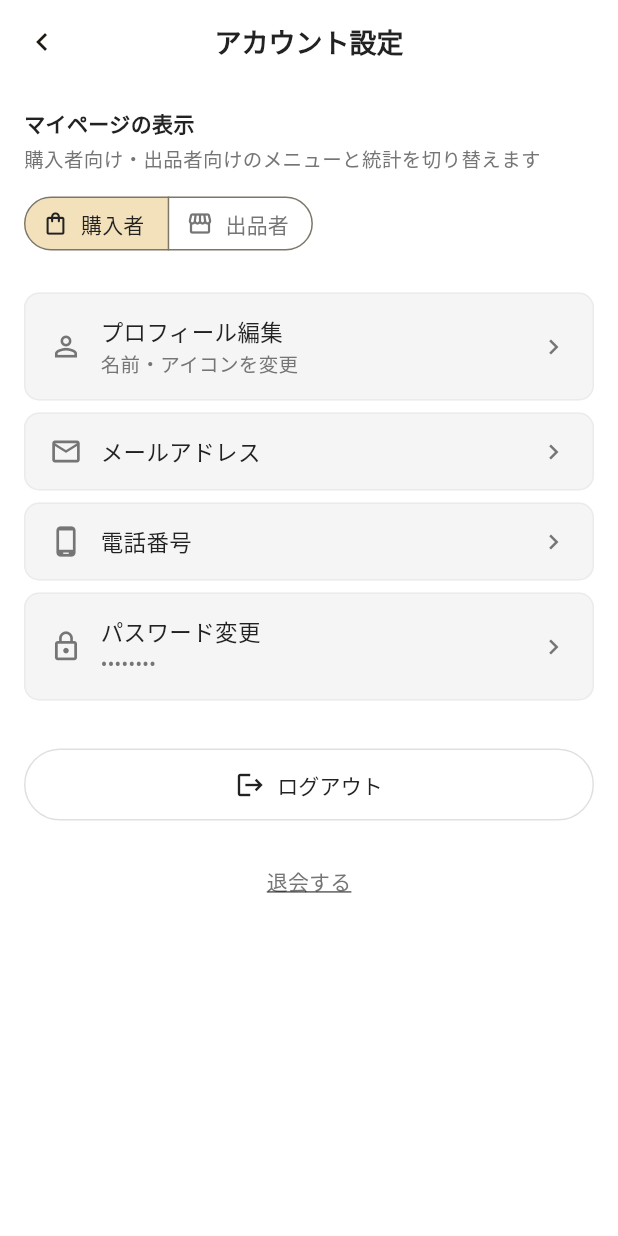
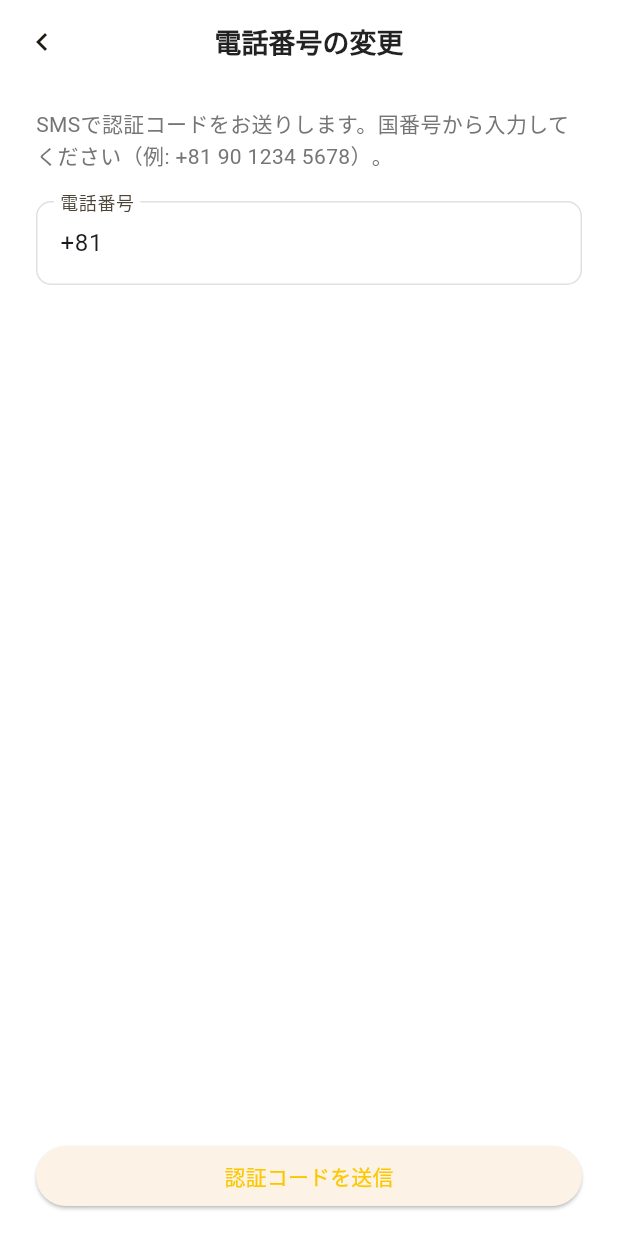
Before and after one commit to Nozomi01/c2c, a Flutter app: the AccountSettingsScreen screen opened by its route, after a tap on "電話番号", on a phone screen of 412 x 824 dp. Run offline on Flutter 3.47's test engine with Material 3 defaults, Android fonts, the phone set to English and light mode, and no system bars; our stand-ins replace cached_network_image, cloud_firestore, cloud_functions, file_picker, firebase_auth, firebase_core and 12 more; missing offline and left inert: dropdown_flutter, firebase_app_check, flutter_line_sdk, flutter_stripe; accounts and stored records are empty.

Commit message:
update account setting page

```diff
--- a/lib/core/router/app_router.dart
+++ b/lib/core/router/app_router.dart
@@ -15,6 +15,7 @@ import '../../features/services/presentation/screens/category_service_list_scree
 import '../../features/chat/presentation/screens/chat_list_screen.dart';
 import '../../features/chat/presentation/screens/chat_thread_screen.dart';
 import '../../features/profile/presentation/screens/account_settings_screen.dart';
+import '../../features/profile/presentation/screens/phone_number_edit_screen.dart';
 import '../../features/profile/presentation/screens/about_service_screen.dart';
 import '../../features/profile/presentation/screens/drafts_list_screen.dart';
 import '../../features/profile/presentation/screens/help_contact_screen.dart';
@@ -232,6 +233,11 @@ final GoRouter _appRouter = GoRouter(
         builder: (context, state) => const ProfileEditScreen(),
       ),
       GoRoute(
+        path: '/settings/phone',
+        name: 'phoneNumberEdit',
+        builder: (context, state) => const PhoneNumberEditScreen(),
+      ),
+      GoRoute(
         path: '/settings/notifications',
         name: 'notificationSettings',
         builder: (context, state) => const NotificationSettingsScreen(),
--- a/lib/features/auth/presentation/providers/auth_providers.dart
+++ b/lib/features/auth/presentation/providers/auth_providers.dart
@@ -93,6 +93,45 @@ class PhoneAuthController extends StateNotifier<PhoneAuthState> {
       );
     }
   }
+
+  /// SMS確認後、ログインせず現在のアカウントに電話番号を紐付け／変更する。
+  Future<void> verifyCodeAndUpdatePhone(String smsCode) async {
+    if (state.verificationId == null) {
+      state = state.copyWith(errorMessage: '検証IDがありません。もう一度お試しください。');
+      return;
+    }
+    state = state.copyWith(isLoading: true, errorMessage: null);
+    try {
+      await _repo.linkOrUpdatePhoneWithSms(
+        verificationId: state.verificationId!,
+        smsCode: smsCode,
+      );
+      state = state.copyWith(isLoading: false);
+    } on FirebaseAuthException catch (e) {
+      state = state.copyWith(
+        isLoading: false,
+        errorMessage: _userFriendlyPhoneUpdateError(e),
+      );
+    }
+  }
+
+  void reset() {
+    state = const PhoneAuthState();
+  }
+}
+
+String _userFriendlyPhoneUpdateError(FirebaseAuthException e) {
+  final code = e.code.toLowerCase();
+  if (code.contains('credential-already-in-use')) {
+    return 'この電話番号は別のアカウントで使われています。';
+  }
+  if (code.contains('invalid-verification-code')) {
+    return '認証コードが正しくありません。';
+  }
+  if (code.contains('session-expired')) {
+    return '認証の有効期限が切れました。もう一度送信してください。';
+  }
+  return e.message ?? e.code;
 }
 
 final phoneAuthControllerProvider =
--- a/lib/features/profile/presentation/screens/account_settings_screen.dart
+++ b/lib/features/profile/presentation/screens/account_settings_screen.dart
@@ -1,17 +1,18 @@
-import 'package:firebase_auth/firebase_auth.dart';
 import 'package:flutter/material.dart';
 import 'package:flutter_riverpod/flutter_riverpod.dart';
 import 'package:go_router/go_router.dart';
 
 import '../../../../core/config/app_theme.dart';
+import '../../../auth/presentation/providers/auth_providers.dart';
 import '../providers/profile_mode_provider.dart';
+import '../utils/account_login_method_ui.dart';
 
 class AccountSettingsScreen extends ConsumerWidget {
   const AccountSettingsScreen({super.key});
 
   @override
   Widget build(BuildContext context, WidgetRef ref) {
-    final user = FirebaseAuth.instance.currentUser;
+    final user = ref.watch(authStateProvider).valueOrNull;
     final mode = ref.watch(profileModeProvider);
     final modeNotifier = ref.read(profileModeProvider.notifier);
 
@@ -37,8 +38,13 @@ class AccountSettingsScreen extends ConsumerWidget {
       ),
       body: user == null
           ? const Center(child: Text('ログインが必要です'))
-          : SingleChildScrollView(
-              padding: const EdgeInsets.symmetric(horizontal: 16, vertical: 8),
+          : Builder(
+              builder: (context) {
+                final linkedMethods =
+                    AccountLoginMethodUi.listFromFirebaseUser(user);
+                return SingleChildScrollView(
+                  padding:
+                      const EdgeInsets.symmetric(horizontal: 16, vertical: 8),
                   child: Column(
                     crossAxisAlignment: CrossAxisAlignment.start,
                     children: [
@@ -97,32 +103,63 @@ class AccountSettingsScreen extends ConsumerWidget {
                     subtitle: '名前・アイコンを変更',
                     onTap: () => context.push('/settings/profile'),
                   ),
-                  const SizedBox(height: 8),
+                  if (linkedMethods.isNotEmpty) ...[
+                    const SizedBox(height: 20),
+                    const Text(
+                      'ログイン連携',
+                      style: TextStyle(
+                        fontSize: 14,
+                        fontWeight: FontWeight.w600,
+                        color: AppColors.textPrimary,
+                      ),
+                    ),
+                    const SizedBox(height: 4),
+                    Text(
+                      'このアカウントに紐づいているログイン方法です。複数登録されている場合はいずれでもログインできます。',
+                      style: TextStyle(
+                        fontSize: 13,
+                        color: AppColors.textSecondary,
+                      ),
+                    ),
+                    const SizedBox(height: 12),
+                    for (final entry in linkedMethods.asMap().entries) ...[
+                      if (entry.key > 0) const SizedBox(height: 8),
                       _SettingsTile(
-                    icon: Icons.email_outlined,
-                    label: 'メールアドレス',
-                    subtitle: user.email ?? '未設定',
+                        icon: entry.value.icon,
+                        label: entry.value.isPrimary
+                            ? '${entry.value.label}（メイン）'
+                            : entry.value.label,
+                        subtitle: entry.value.subtitle,
                         onTap: () {
-                      // TODO: メール変更
+                          final m = entry.value;
+                          showDialog<void>(
+                            context: context,
+                            builder: (ctx) => AlertDialog(
+                              title: Text(m.label),
+                              content: Text(
+                                m.isPrimary
+                                    ? '${m.infoMessage}\n\n※「メイン」はこのアカウントで主なログイン方法として扱われているものです。'
+                                    : m.infoMessage,
+                              ),
+                              actions: [
+                                TextButton(
+                                  onPressed: () => Navigator.pop(ctx),
+                                  child: const Text('閉じる'),
+                                ),
+                              ],
+                            ),
+                          );
                         },
                       ),
+                    ],
+                    const SizedBox(height: 8),
+                  ] else
                     const SizedBox(height: 8),
                   _SettingsTile(
                     icon: Icons.phone_android_outlined,
                     label: '電話番号',
                     subtitle: user.phoneNumber ?? '未設定',
-                    onTap: () {
-                      // TODO: 電話番号変更
-                    },
-                  ),
-                  const SizedBox(height: 8),
-                  _SettingsTile(
-                    icon: Icons.lock_outline,
-                    label: 'パスワード変更',
-                    subtitle: '••••••••',
-                    onTap: () {
-                      // TODO: パスワード変更（メール/電話認証の場合の再設定）
-                    },
+                    onTap: () => context.push('/settings/phone'),
                   ),
                   const SizedBox(height: 32),
                   SizedBox(
@@ -147,7 +184,7 @@ class AccountSettingsScreen extends ConsumerWidget {
                           ),
                         );
                         if (ok == true && context.mounted) {
-                          await FirebaseAuth.instance.signOut();
+                          await ref.read(authRepositoryProvider).signOut();
                           if (context.mounted) context.go('/');
                         }
                       },
@@ -179,6 +216,8 @@ class AccountSettingsScreen extends ConsumerWidget {
                   ),
                     ],
                   ),
+                );
+              },
             ),
     );
   }
--- /dev/null
+++ b/lib/features/profile/presentation/screens/phone_number_edit_screen.dart
@@ -0,0 +1,241 @@
+import 'package:flutter/material.dart';
+import 'package:flutter_riverpod/flutter_riverpod.dart';
+import 'package:go_router/go_router.dart';
+
+import '../../../../core/config/app_theme.dart';
+import '../../../auth/presentation/providers/auth_providers.dart';
+
+/// アカウント設定から電話番号を紐付け／変更する（ログインフローとは別）。
+class PhoneNumberEditScreen extends ConsumerStatefulWidget {
+  const PhoneNumberEditScreen({super.key});
+
+  @override
+  ConsumerState<PhoneNumberEditScreen> createState() =>
+      _PhoneNumberEditScreenState();
+}
+
+class _PhoneNumberEditScreenState extends ConsumerState<PhoneNumberEditScreen> {
+  final _phoneFormKey = GlobalKey<FormState>();
+  final _otpFormKey = GlobalKey<FormState>();
+  final _phoneController = TextEditingController();
+  final _codeController = TextEditingController();
+
+  bool _otpStep = false;
+  late String _pendingPhoneE164;
+
+  /// Captured while [context] is valid — do not use [ref] in [dispose].
+  ProviderContainer? _container;
+
+  @override
+  void initState() {
+    super.initState();
+    final phone = ref.read(authStateProvider).valueOrNull?.phoneNumber;
+    _phoneController.text =
+        (phone != null && phone.isNotEmpty) ? phone : '+81';
+    WidgetsBinding.instance.addPostFrameCallback((_) {
+      ref.read(phoneAuthControllerProvider.notifier).reset();
+    });
+  }
+
+  @override
+  void didChangeDependencies() {
+    super.didChangeDependencies();
+    _container = ProviderScope.containerOf(context);
+  }
+
+  @override
+  void dispose() {
+    _container?.read(phoneAuthControllerProvider.notifier).reset();
+    _phoneController.dispose();
+    _codeController.dispose();
+    super.dispose();
+  }
+
+  @override
+  Widget build(BuildContext context) {
+    final state = ref.watch(phoneAuthControllerProvider);
+    final controller = ref.read(phoneAuthControllerProvider.notifier);
+
+    ref.listen<PhoneAuthState>(phoneAuthControllerProvider, (prev, next) {
+      if (!_otpStep &&
+          next.verificationId != null &&
+          prev?.verificationId != next.verificationId) {
+        setState(() {
+          _otpStep = true;
+          _pendingPhoneE164 = next.lastVerifiedPhoneNumber ?? _phoneController.text.trim();
+        });
+      }
+    });
+
+    return Scaffold(
+      backgroundColor: Colors.white,
+      appBar: AppBar(
+        leading: IconButton(
+          icon: const Icon(Icons.chevron_left),
+          onPressed: () {
+            if (_otpStep) {
+              setState(() {
+                _otpStep = false;
+                _codeController.clear();
+                controller.reset();
+              });
+            } else {
+              context.pop();
+            }
+          },
+        ),
+        title: Text(
+          _otpStep ? '認証コードを入力' : '電話番号の変更',
+          style: const TextStyle(
+            color: AppColors.textPrimary,
+            fontWeight: FontWeight.bold,
+            fontSize: 18,
+          ),
+        ),
+        centerTitle: true,
+        backgroundColor: Colors.white,
+        elevation: 0,
+        surfaceTintColor: Colors.white,
+      ),
+      body: Padding(
+        padding: const EdgeInsets.symmetric(horizontal: 24, vertical: 16),
+        child: _otpStep
+            ? _buildOtpStep(context, state, controller)
+            : _buildPhoneStep(context, state, controller),
+      ),
+    );
+  }
+
+  Widget _buildPhoneStep(
+    BuildContext context,
+    PhoneAuthState state,
+    PhoneAuthController controller,
+  ) {
+    return Form(
+      key: _phoneFormKey,
+      child: Column(
+        crossAxisAlignment: CrossAxisAlignment.start,
+        children: [
+          const Text(
+            'SMSで認証コードをお送りします。国番号から入力してください（例: +81 90 1234 5678）。',
+            style: TextStyle(fontSize: 14, color: AppColors.textSecondary),
+          ),
+          const SizedBox(height: 20),
+          TextFormField(
+            controller: _phoneController,
+            keyboardType: TextInputType.phone,
+            decoration: const InputDecoration(
+              labelText: '電話番号',
+              hintText: '+81 90 1234 5678',
+              border: OutlineInputBorder(),
+            ),
+            validator: (v) {
+              if (v == null || v.trim().isEmpty) {
+                return '電話番号を入力してください';
+              }
+              if (!v.trim().startsWith('+')) {
+                return '国番号を含めて入力してください（例: +81）';
+              }
+              return null;
+            },
+          ),
+          if (state.errorMessage != null) ...[
+            const SizedBox(height: 12),
+            Text(
+              state.errorMessage!,
+              style: const TextStyle(color: Colors.red, fontSize: 13),
+            ),
+          ],
+          const Spacer(),
+          SizedBox(
+            width: double.infinity,
+            child: ElevatedButton(
+              onPressed: state.isLoading
+                  ? null
+                  : () async {
+                      if (!_phoneFormKey.currentState!.validate()) return;
+                      _pendingPhoneE164 = _phoneController.text.trim();
+                      await controller.startPhoneVerification(_pendingPhoneE164);
+                    },
+              child: Text(state.isLoading ? '送信中...' : '認証コードを送信'),
+            ),
+          ),
+        ],
+      ),
+    );
+  }
+
+  Widget _buildOtpStep(
+    BuildContext context,
+    PhoneAuthState state,
+    PhoneAuthController controller,
+  ) {
+    return Form(
+      key: _otpFormKey,
+      child: Column(
+        crossAxisAlignment: CrossAxisAlignment.start,
+        children: [
+          Text(
+            '$_pendingPhoneE164 に送信しました。\n6桁のコードを入力してください。',
+            style: const TextStyle(fontSize: 14, color: AppColors.textSecondary),
+          ),
+          const SizedBox(height: 20),
+          TextFormField(
+            controller: _codeController,
+            keyboardType: TextInputType.number,
+            maxLength: 6,
+            decoration: const InputDecoration(
+              labelText: '認証コード',
+              border: OutlineInputBorder(),
+            ),
+            validator: (v) {
+              if (v == null || v.trim().length != 6) {
+                return '6桁のコードを入力してください';
+              }
+              return null;
+            },
+          ),
+          if (state.errorMessage != null) ...[
+            const SizedBox(height: 8),
+            Text(
+              state.errorMessage!,
+              style: const TextStyle(color: Colors.red, fontSize: 13),
+            ),
+          ],
+          TextButton(
+            onPressed: state.isLoading
+                ? null
+                : () async {
+                    await controller.startPhoneVerification(_pendingPhoneE164);
+                  },
+            child: const Text('認証コードを再送信'),
+          ),
+          const Spacer(),
+          SizedBox(
+            width: double.infinity,
+            child: ElevatedButton(
+              onPressed: state.isLoading
+                  ? null
+                  : () async {
+                      if (!_otpFormKey.currentState!.validate()) return;
+                      await controller.verifyCodeAndUpdatePhone(
+                        _codeController.text.trim(),
+                      );
+                      final after = ref.read(phoneAuthControllerProvider);
+                      if (!after.isLoading &&
+                          after.errorMessage == null &&
+                          context.mounted) {
+                        ScaffoldMessenger.of(context).showSnackBar(
+                          const SnackBar(content: Text('電話番号を更新しました')),
+                        );
+                        context.pop();
+                      }
+                    },
+              child: Text(state.isLoading ? '確認中...' : '確定'),
+            ),
+          ),
+        ],
+      ),
+    );
+  }
+}
--- /dev/null
+++ b/lib/features/profile/presentation/utils/account_login_method_ui.dart
@@ -0,0 +1,138 @@
+import 'package:firebase_auth/firebase_auth.dart';
+import 'package:flutter/material.dart';
+
+/// One linked sign-in method shown on account settings (multi-provider aware).
+class AccountLoginMethodUi {
+  const AccountLoginMethodUi({
+    required this.label,
+    required this.subtitle,
+    required this.icon,
+    required this.infoMessage,
+    this.isPrimary = false,
+  });
+
+  final String label;
+  final String subtitle;
+  final IconData icon;
+
+  /// Shown when the user taps the row.
+  final String infoMessage;
+
+  /// Firebase treats [User.providerData.first] as the primary provider.
+  final bool isPrimary;
+
+  /// OAuth / LINE / password rows only. **Phone is omitted** — the account screen has a
+  /// dedicated「電話番号」tile (`/settings/phone`) so we avoid duplicating the number.
+  static List<AccountLoginMethodUi> listFromFirebaseUser(User user) {
+    final infos = _filteredProviderInfos(user);
+    if (infos.isEmpty) {
+      return [];
+    }
+    return [
+      for (var i = 0; i < infos.length; i++)
+        _fromUserInfo(user, infos[i], isPrimary: i == 0),
+    ];
+  }
+
+  /// Skip internal `firebase` UID rows when other providers exist, and skip `phone`
+  /// (shown separately on account settings).
+  static List<UserInfo> _filteredProviderInfos(User user) {
+    final list = user.providerData;
+    if (list.isEmpty) return [];
+
+    final out = <UserInfo>[];
+    for (final info in list) {
+      if (info.providerId == 'phone') {
+        continue;
+      }
+      if (info.providerId == 'firebase') {
+        if (list.length == 1) {
+          out.add(info);
+        }
+        continue;
+      }
+      out.add(info);
+    }
+    return out;
+  }
+
+  static AccountLoginMethodUi _fromUserInfo(
+    User user,
+    UserInfo info, {
+    required bool isPrimary,
+  }) {
+    switch (info.providerId) {
+      case 'google.com':
+        return AccountLoginMethodUi(
+          label: 'Google',
+          subtitle: _nonEmpty(info.email) ??
+              _nonEmpty(user.email) ??
+              '連携済み',
+          icon: Icons.g_mobiledata_rounded,
+          infoMessage:
+              'Googleアカウントと連携しています。\n'
+              'メールアドレスの変更はGoogleアカウントの設定から行ってください。',
+          isPrimary: isPrimary,
+        );
+      case 'apple.com':
+        return AccountLoginMethodUi(
+          label: 'Apple',
+          subtitle: _nonEmpty(info.email) ??
+              _nonEmpty(user.email) ??
+              'Apple ID',
+          icon: Icons.apple,
+          infoMessage:
+              'Appleでサインインと連携しています。\n'
+              'メールの公開はApple IDの設定に従います。',
+          isPrimary: isPrimary,
+        );
+      case 'password':
+        return AccountLoginMethodUi(
+          label: 'メール / パスワード',
+          subtitle: _nonEmpty(info.email) ?? _nonEmpty(user.email) ?? '未設定',
+          icon: Icons.alternate_email_outlined,
+          infoMessage: 'メールアドレスとパスワードでログインしています。変更機能は準備中です。',
+          isPrimary: isPrimary,
+        );
+      case 'facebook.com':
+        return AccountLoginMethodUi(
+          label: 'Facebook',
+          subtitle: _nonEmpty(info.email) ??
+              _nonEmpty(user.email) ??
+              user.displayName ??
+              '連携済み',
+          icon: Icons.facebook_outlined,
+          infoMessage: 'Facebookアカウントと連携しています。',
+          isPrimary: isPrimary,
+        );
+      case 'firebase':
+        return AccountLoginMethodUi(
+          label: 'LINE',
+          subtitle: _nonEmpty(user.displayName) ??
+              _nonEmpty(user.email) ??
+              'LINEでログイン中',
+          icon: Icons.chat_bubble_outline,
+          infoMessage:
+              'LINEアカウント（カスタムトークン）でログインしています。表示名の変更はプロフィール編集から行えます。',
+          isPrimary: isPrimary,
+        );
+      default:
+        return AccountLoginMethodUi(
+          label: info.providerId,
+          subtitle: _nonEmpty(info.email) ??
+              _nonEmpty(info.phoneNumber) ??
+              _nonEmpty(user.email) ??
+              '連携済み',
+          icon: Icons.link,
+          infoMessage: 'このプロバイダーと連携しています。',
+          isPrimary: isPrimary,
+        );
+    }
+  }
+
+  static String? _nonEmpty(String? s) {
+    if (s == null) return null;
+    final t = s.trim();
+    return t.isEmpty ? null : t;
+  }
+}
```
Also changed, not shown: lib/features/auth/data/auth_repository.dart (+42 -0 lines). Lines whose indentation alone changed are shown as unchanged.
